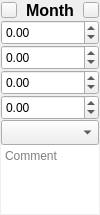
Qt form ui/entity/w_rent.ui (florianfoz/Rentalis) before a commit.
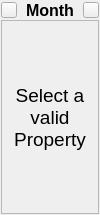
The same form after that commit. The open tabs and pages were chosen to show the change. Icons and pictures are not drawn.

The edit to the form file:
```diff
--- a/ui/entity/w_rent.ui
+++ b/ui/entity/w_rent.ui
@@ -163,7 +163,55 @@
      <property name="currentIndex">
       <number>1</number>
      </property>
-     <widget class="QWidget" name="page">
+     <widget class="QWidget" name="tab_invalid">
+      <layout class="QGridLayout" name="gridLayout_5">
+       <property name="leftMargin">
+        <number>0</number>
+       </property>
+       <property name="topMargin">
+        <number>0</number>
+       </property>
+       <property name="rightMargin">
+        <number>0</number>
+       </property>
+       <property name="bottomMargin">
+        <number>0</number>
+       </property>
+       <property name="spacing">
+        <number>0</number>
+       </property>
+       <item row="0" column="0">
+        <widget class="QFrame" name="frame">
+         <property name="frameShape">
+          <enum>QFrame::Shape::StyledPanel</enum>
+         </property>
+         <property name="frameShadow">
+          <enum>QFrame::Shadow::Raised</enum>
+         </property>
+         <layout class="QGridLayout" name="gridLayout_6">
+          <item row="0" column="0">
+           <widget class="QLabel" name="label">
+            <property name="font">
+             <font>
+              <pointsize>14</pointsize>
+             </font>
+            </property>
+            <property name="text">
+             <string>Select a
+valid
+Property</string>
+            </property>
+            <property name="alignment">
+             <set>Qt::AlignmentFlag::AlignCenter</set>
+            </property>
+           </widget>
+          </item>
+         </layout>
+        </widget>
+       </item>
+      </layout>
+     </widget>
+     <widget class="QWidget" name="tab_new">
       <layout class="QGridLayout" name="gridLayout_4">
        <property name="leftMargin">
         <number>0</number>
```
Left out of the diff: 220 changed lines with no effect on the pictures.
